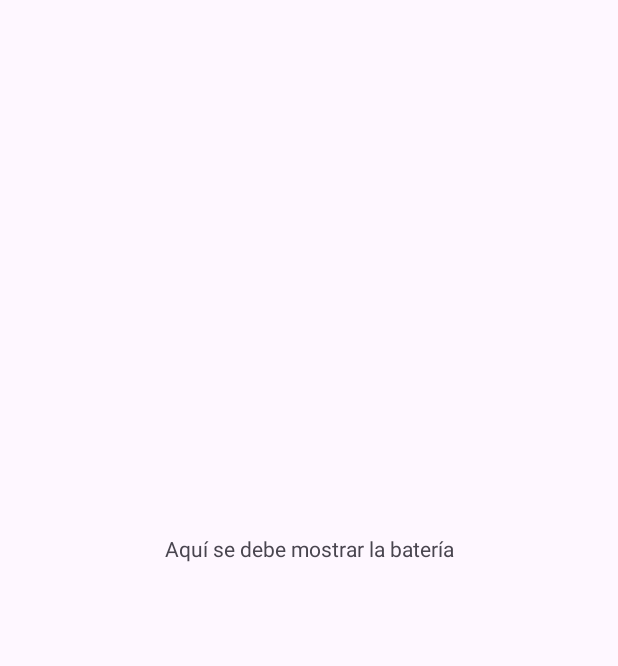
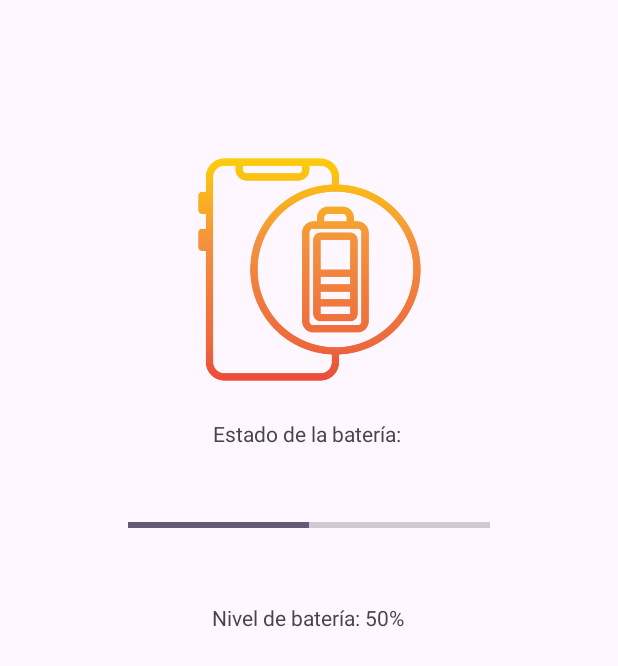
Before and after one commit to AnthonyMTH/Introduccion_Nuevas_Plataformas_Lab3, an Android app: the screen it shows after launch (MainActivity), on a phone screen of 412 x 824 dp. Shown: the top 666 px of the screen. Run offline under Robolectric (Android 15) with nearby library versions, the phone set to English and light mode, and no system bars.

Commit message:
Diseño de interfaz

```diff
--- a/Propuestos/BatteryReceiveApp/app/src/main/java/com/example/batteryreceiveapp/BatteryBroadcastReceiver.java
+++ b/Propuestos/BatteryReceiveApp/app/src/main/java/com/example/batteryreceiveapp/BatteryBroadcastReceiver.java
@@ -4,18 +4,28 @@ import android.content.BroadcastReceiver;
 import android.content.Context;
 import android.content.Intent;
 import android.os.BatteryManager;
+import android.util.Log;
+import android.widget.ProgressBar;
 import android.widget.TextView;
 
 public class BatteryBroadcastReceiver extends BroadcastReceiver {
 
     private TextView batteryStatusTextView;
+    private TextView batteryLevelTextView;
+    private ProgressBar batteryProgressBar;
 
-    public BatteryBroadcastReceiver(TextView batteryStatusTextView) {
+    public BatteryBroadcastReceiver(TextView batteryStatusTextView, TextView batteryLevelTextView, ProgressBar batteryProgressBar){
         this.batteryStatusTextView = batteryStatusTextView;
+        this.batteryLevelTextView = batteryLevelTextView;
+        this.batteryProgressBar = batteryProgressBar;
     }
 
     @Override
     public void onReceive(Context context, Intent intent) {
+        int level = intent.getIntExtra(BatteryManager.EXTRA_LEVEL,-1);
+        int scale = intent.getIntExtra(BatteryManager.EXTRA_SCALE, -1);
+        float batteryPct = level * 100 / (float) scale;
+
         int status = intent.getIntExtra(BatteryManager.EXTRA_STATUS, -1);
         String statusString = "";
 
@@ -38,5 +48,10 @@ public class BatteryBroadcastReceiver extends BroadcastReceiver {
         }
 
         batteryStatusTextView.setText("Estado de la batería: " + statusString);
+        batteryLevelTextView.setText("Nivel de batería: " + batteryPct + "%");
+
+        batteryProgressBar.setProgress((int) batteryPct);
+
+        Log.d("BatteryReceiver", "Estado de la batería: " + statusString + ", Nivel de batería: " + batteryPct + "%");
     }
 }
--- a/Propuestos/BatteryReceiveApp/app/src/main/java/com/example/batteryreceiveapp/MainActivity.java
+++ b/Propuestos/BatteryReceiveApp/app/src/main/java/com/example/batteryreceiveapp/MainActivity.java
@@ -1,12 +1,10 @@
 package com.example.batteryreceiveapp;
 
-import android.content.BroadcastReceiver;
-import android.content.Context;
 import android.content.Intent;
 import android.content.IntentFilter;
 import android.os.Bundle;
 import android.util.Log;
-import android.widget.Filter;
+import android.widget.ProgressBar;
 import android.widget.TextView;
 
 import androidx.activity.EdgeToEdge;
@@ -29,8 +27,11 @@ public class MainActivity extends AppCompatActivity {
             v.setPadding(systemBars.left, systemBars.top, systemBars.right, systemBars.bottom);
             return insets;
         });
-        TextView textBattery = findViewById(R.id.textBattery);
-        batteryBroadcastReceiver = new BatteryBroadcastReceiver(textBattery);
+        TextView textBatteryStatus = findViewById(R.id.textBatteryStatus);
+        TextView textBatteryLevel = findViewById(R.id.textBatteryLevel);
+        ProgressBar batteryProgressBar = findViewById(R.id.batteryProgressBar);
+
+        batteryBroadcastReceiver = new BatteryBroadcastReceiver(textBatteryStatus, textBatteryLevel, batteryProgressBar);
     }
 
     @Override
--- a/Propuestos/BatteryReceiveApp/app/src/main/res/layout/activity_main.xml
+++ b/Propuestos/BatteryReceiveApp/app/src/main/res/layout/activity_main.xml
@@ -8,12 +8,51 @@
     tools:context=".MainActivity">
 
     <TextView
-        android:id="@+id/textBattery"
+        android:id="@+id/textBatteryLevel"
         android:layout_width="wrap_content"
         android:layout_height="wrap_content"
-        android:layout_marginTop="356dp"
-        android:text="Aquí se debe mostrar la batería"
+        android:layout_marginTop="20dp"
+        android:text="Nivel de batería: 50%"
+        app:layout_constraintEnd_toEndOf="parent"
+        app:layout_constraintHorizontal_bias="0.497"
+        app:layout_constraintStart_toStartOf="parent"
+        app:layout_constraintTop_toBottomOf="@+id/batteryProgressBar" />
+
+    <ImageView
+        android:id="@+id/imageView"
+        android:layout_width="158dp"
+        android:layout_height="159dp"
+        android:layout_marginTop="100dp"
         app:layout_constraintEnd_toEndOf="parent"
         app:layout_constraintStart_toStartOf="parent"
-        app:layout_constraintTop_toTopOf="parent" />
+        app:layout_constraintTop_toTopOf="parent"
+        app:srcCompat="@drawable/battery_status" />
+
+    <TextView
+        android:id="@+id/textBatteryStatus"
+        android:layout_width="wrap_content"
+        android:layout_height="wrap_content"
+        android:layout_marginTop="20dp"
+        android:text="Estado de la batería: "
+        app:layout_constraintEnd_toEndOf="parent"
+        app:layout_constraintStart_toStartOf="parent"
+        app:layout_constraintTop_toBottomOf="@+id/imageView" />
+
+    <!-- Barra de progreso para mostrar el nivel de la batería -->
+
+    <!-- Texto para el porcentaje de la batería -->
+
+    <ProgressBar
+        android:id="@+id/batteryProgressBar"
+        style="?android:attr/progressBarStyleHorizontal"
+        android:layout_width="241dp"
+        android:layout_height="63dp"
+        android:layout_marginTop="20dp"
+        android:max="100"
+        android:progress="50"
+        app:layout_constraintEnd_toEndOf="parent"
+        app:layout_constraintStart_toStartOf="parent"
+        app:layout_constraintTop_toBottomOf="@+id/textBatteryStatus"
+        app:layout_constraintWidth_default="spread" />
+
 </androidx.constraintlayout.widget.ConstraintLayout>
```
Also changed, not shown: Propuestos/BatteryReceiveApp/app/src/main/res/drawable/battery_status.png (added).
